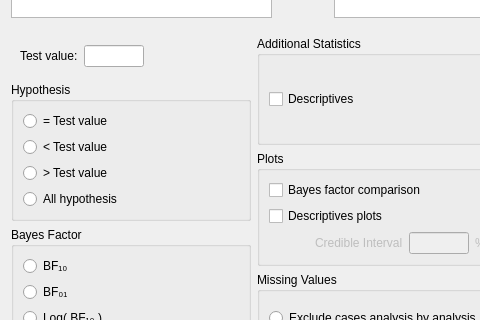
This is JASP-Desktop/analysisforms/Bain/bainttestbayesianonesampleform.ui in koenderks/Jasp-desktop as Qt 5 draws it before an edit; both pictures show x 0 to 480 and y 193 to 513 of the 606 by 739 pixel window. The edited form follows.
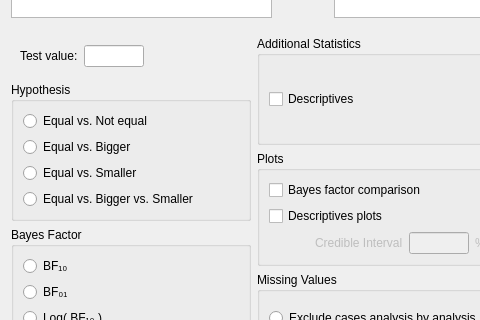
This is the edited form. Custom widgets are drawn as their Qt base class.

Commit message: included paired samples t test [bain]

Diff of the .ui file:
```diff
--- a/JASP-Desktop/analysisforms/Bain/bainttestbayesianonesampleform.ui
+++ b/JASP-Desktop/analysisforms/Bain/bainttestbayesianonesampleform.ui
@@ -227,7 +227,7 @@
                </sizepolicy>
               </property>
               <property name="text">
-               <string>&lt; Test value</string>
+               <string>Equal vs. Bigger</string>
               </property>
              </widget>
             </item>
@@ -240,7 +240,7 @@
                </sizepolicy>
               </property>
               <property name="text">
-               <string>&gt; Test value</string>
+               <string>Equal vs. Smaller</string>
               </property>
              </widget>
             </item>
@@ -253,14 +253,14 @@
                </sizepolicy>
               </property>
               <property name="text">
-               <string>= Test value</string>
+               <string>Equal vs. Not equal</string>
               </property>
              </widget>
             </item>
             <item row="3" column="0">
              <widget class="QRadioButton" name="allTypes">
               <property name="text">
-               <string>All hypothesis</string>
+               <string>Equal vs. Bigger vs. Smaller</string>
               </property>
              </widget>
             </item>
@@ -644,11 +644,6 @@
    <extends>QListView</extends>
    <header>widgets/availablefieldslistview.h</header>
   </customwidget>
-  <customwidget>
-   <class>BoundListView</class>
-   <extends>QListView</extends>
-   <header>widgets/boundlistview.h</header>
-  </customwidget>
   <customwidget>
    <class>GroupBox</class>
    <extends>QGroupBox</extends>
@@ -671,6 +666,11 @@
    <extends>QCheckBox</extends>
    <header>widgets/boundcheckbox.h</header>
   </customwidget>
+  <customwidget>
+   <class>BoundListView</class>
+   <extends>QListView</extends>
+   <header>widgets/boundlistview.h</header>
+  </customwidget>
  </customwidgets>
  <resources/>
  <connections>
```
The commit also changes 7 other files.
